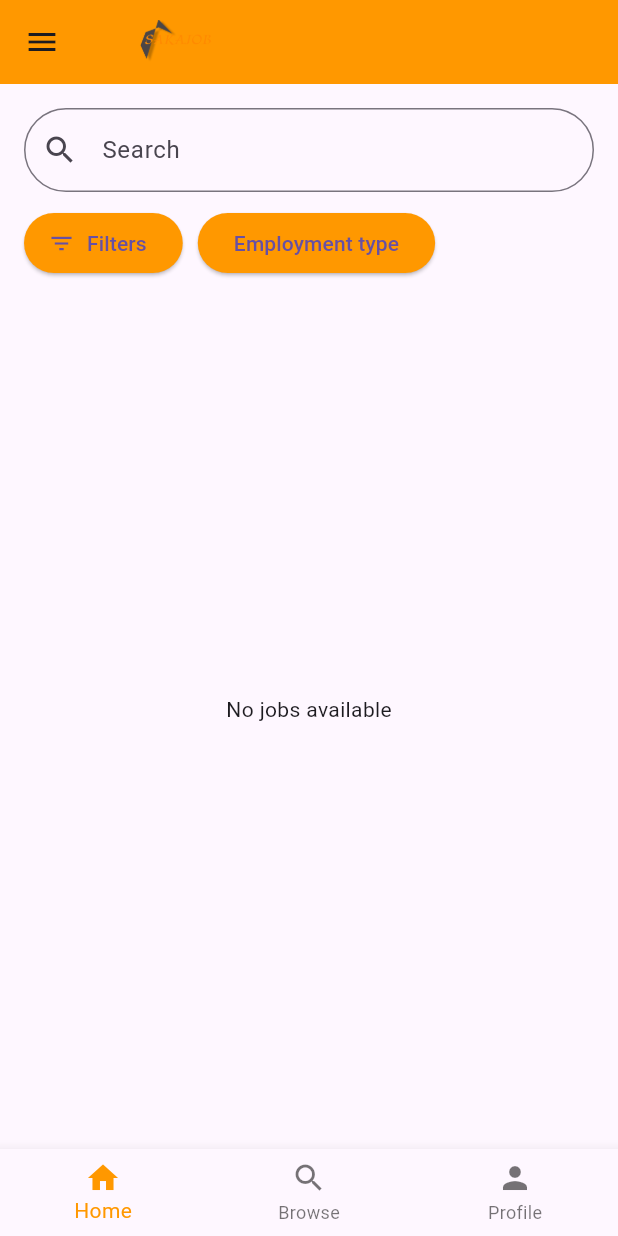
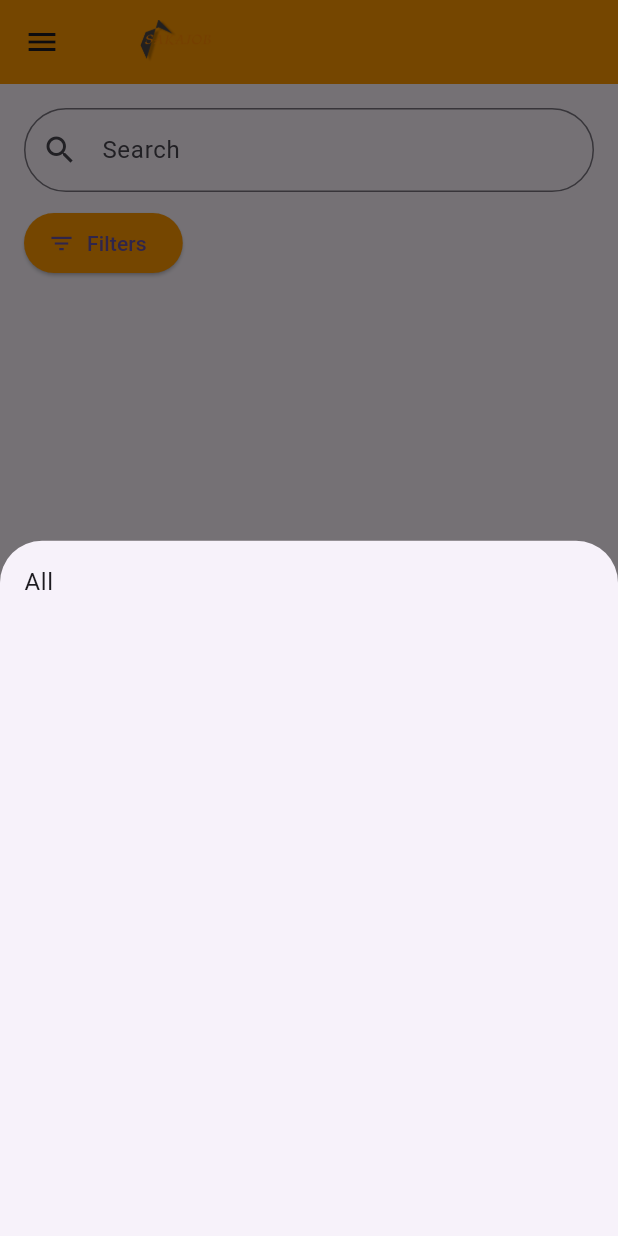
Before and after one commit to Mwangi-dan/SakaJob-mobile-development, a Flutter app: the BrowsePage screen opened by its route, after a tap on "Filters", on a phone screen of 412 x 824 dp. Run offline on Flutter 3.47's test engine with Material 3 defaults, Android fonts, the phone set to English and light mode, and no system bars; our stand-ins replace cloud_firestore, firebase_auth, firebase_core, firebase_storage, image_picker; accounts and stored records are empty.

Commit message:
app updates

```diff
--- a/lib/browse_page.dart
+++ b/lib/browse_page.dart
@@ -2,7 +2,9 @@
 
 import 'package:flutter/material.dart';
 import 'package:cloud_firestore/cloud_firestore.dart';
+import 'package:provider/provider.dart';
 import 'category_listings_page.dart';
+import 'job_service.dart';
 
 class BrowsePage extends StatefulWidget {
   @override
@@ -13,6 +15,13 @@ class _BrowsePageState extends State<BrowsePage> {
   TextEditingController _searchController = TextEditingController();
   String _searchQuery = '';
   int _currentIndex = 1;
+  List<String> _categories = [];
+
+  @override
+  void initState() {
+    super.initState();
+    _loadCategories();
+  }
 
   void _updateSearchQuery(String query) {
     setState(() {
@@ -25,12 +34,19 @@ class _BrowsePageState extends State<BrowsePage> {
       _currentIndex = index;
     });
     if (index == 0) {
-      Navigator.pushNamed(context, '/dashboard');
+      Navigator.pushNamed(context, '/');
     } else if (index == 1) {
       Navigator.pushNamed(context, '/browse');
     } else if (index == 2) {
       Navigator.pushNamed(context, '/profile');
     }
+  }
+
+  Future<void> _loadCategories() async {
+    final jobService = Provider.of<JobService>(context, listen: false);
+    _categories = await jobService.getCategories();
+
+    setState(() {});
   }
 
   @override
@@ -141,26 +157,15 @@ class _BrowsePageState extends State<BrowsePage> {
             SizedBox(height: 10),
             Container(
               height: 150,
-              child: StreamBuilder<QuerySnapshot>(
-                stream:
-                    FirebaseFirestore.instance.collection('jobs').snapshots(),
-                builder: (context, snapshot) {
-                  if (!snapshot.hasData) {
-                    return Center(child: CircularProgressIndicator());
-                  }
-                  var categories = snapshot.data!.docs
-                      .map((doc) => doc['category'] as String)
-                      .toSet()
-                      .toList();
-                  return ListView.builder(
-                    scrollDirection: Axis.horizontal,
-                    itemCount: categories.length,
-                    itemBuilder: (context, index) {
-                      return _buildCategoryCard(context, categories[index]);
-                    },
-                  );
-                },
-              ),
+              child: _categories.isEmpty
+                  ? Center(child: CircularProgressIndicator())
+                  : ListView.builder(
+                      scrollDirection: Axis.horizontal,
+                      itemCount: _categories.length,
+                      itemBuilder: (context, index) {
+                        return _buildCategoryCard(context, _categories[index]);
+                      },
+                    ),
             ),
             SizedBox(height: 20),
             Row(
--- a/lib/dashboard_page.dart
+++ b/lib/dashboard_page.dart
@@ -14,6 +14,14 @@ class DashboardPage extends StatefulWidget {
 class _DashboardPageState extends State<DashboardPage> {
   TextEditingController _searchController = TextEditingController();
   int _currentIndex = 0;
+  String _selectedCategory = 'All';
+  List<String> _categories = [];
+
+  @override
+  void initState() {
+    super.initState();
+    _loadCategories();
+  }
 
   void _updateSearchQuery(String query) {
     setState(() {});
@@ -25,7 +33,7 @@ class _DashboardPageState extends State<DashboardPage> {
       _currentIndex = index;
     });
     if (index == 0) {
-      Navigator.pushNamed(context, '/dashboard');
+      Navigator.pushNamed(context, '/');
     } else if (index == 1) {
       Navigator.pushNamed(context, '/browse');
     } else if (index == 2) {
@@ -33,8 +41,22 @@ class _DashboardPageState extends State<DashboardPage> {
     }
   }
 
+  void _applyCategoryFilter(String category) {
+    setState(() {
+      _selectedCategory = category;
+    });
+  }
+
+  Future<void> _loadCategories() async {
+    final jobService = Provider.of<JobService>(context, listen: false);
+    _categories = await jobService.getCategories();
+    setState(() {});
+  }
+
   @override
   Widget build(BuildContext context) {
+    final jobService = Provider.of<JobService>(context);
+
     return Scaffold(
       appBar: AppBar(
         backgroundColor: Colors.orange,
@@ -77,10 +99,7 @@ class _DashboardPageState extends State<DashboardPage> {
               leading: Icon(Icons.view_list),
               title: Text('View applications'),
               onTap: () {
-                Navigator.pushNamed(
-                  context,
-                  '/coming-soon',
-                );
+                Navigator.pushNamed(context, '/coming-soon');
               },
             ),
             ListTile(
@@ -140,21 +159,32 @@ class _DashboardPageState extends State<DashboardPage> {
                   ),
                   icon: Icon(Icons.filter_list),
                   label: Text('Filters'),
-                  onPressed: () {
-                    // Handle filter action
-                  },
-                ),
-                SizedBox(width: 10),
-                ElevatedButton(
-                  style: ElevatedButton.styleFrom(
-                    backgroundColor: Colors.orange,
-                    shape: RoundedRectangleBorder(
-                      borderRadius: BorderRadius.circular(30),
-                    ),
-                  ),
-                  child: Text('Employment type'),
-                  onPressed: () {
-                    // Handle employment type action
+                  onPressed: () async {
+                    showModalBottomSheet(
+                      context: context,
+                      builder: (context) {
+                        return ListView(
+                          children: [
+                            ListTile(
+                              title: Text('All'),
+                              onTap: () {
+                                _applyCategoryFilter('All');
+                                Navigator.pop(context);
+                              },
+                            ),
+                            ..._categories.map((category) {
+                              return ListTile(
+                                title: Text(category),
+                                onTap: () {
+                                  _applyCategoryFilter(category);
+                                  Navigator.pop(context);
+                                },
+                              );
+                            }).toList(),
+                          ],
+                        );
+                      },
+                    );
                   },
                 ),
               ],
@@ -162,7 +192,7 @@ class _DashboardPageState extends State<DashboardPage> {
             SizedBox(height: 10),
             Expanded(
               child: StreamBuilder<QuerySnapshot>(
-                stream: Provider.of<JobService>(context).jobStream,
+                stream: jobService.jobStream,
                 builder: (context, snapshot) {
                   if (snapshot.connectionState == ConnectionState.waiting) {
                     return Center(child: CircularProgressIndicator());
@@ -172,7 +202,12 @@ class _DashboardPageState extends State<DashboardPage> {
                     return Center(child: Text('Something went wrong'));
                   }
 
-                  final jobs = snapshot.data?.docs ?? [];
+                  final jobs = snapshot.data?.docs.where((doc) {
+                        final category = doc['category'] as String;
+                        return _selectedCategory == 'All' ||
+                            category == _selectedCategory;
+                      }).toList() ??
+                      [];
 
                   if (jobs.isEmpty) {
                     return Center(child: Text('No jobs available'));
--- a/lib/job_service.dart
+++ b/lib/job_service.dart
@@ -8,11 +8,18 @@ class JobService with ChangeNotifier {
     return _firestore.collection('jobs').snapshots();
   }
 
+  Future<List<String>> getCategories() async {
+    final snapshot = await _firestore.collection('jobs').get();
+    final categories =
+        snapshot.docs.map((doc) => doc['category'] as String).toSet().toList();
+    return categories;
+  }
+
   Future<void> addJob(Map<String, dynamic> jobData) async {
     try {
       await _firestore.collection('jobs').add(jobData);
     } catch (e) {
-      rethrow;
+      throw e;
     }
   }
 
@@ -20,7 +27,7 @@ class JobService with ChangeNotifier {
     try {
       await _firestore.collection('jobs').doc(jobId).update(jobData);
     } catch (e) {
-      rethrow;
+      throw e;
     }
   }
 
--- a/lib/profile_page.dart
+++ b/lib/profile_page.dart
@@ -25,7 +25,7 @@ class _ProfilePageState extends State<ProfilePage> {
       _currentIndex = index;
     });
     if (index == 0) {
-      Navigator.pushNamed(context, '/dashboard');
+      Navigator.pushNamed(context, '/');
     } else if (index == 1) {
       Navigator.pushNamed(context, '/browse');
     } else if (index == 2) {
```
